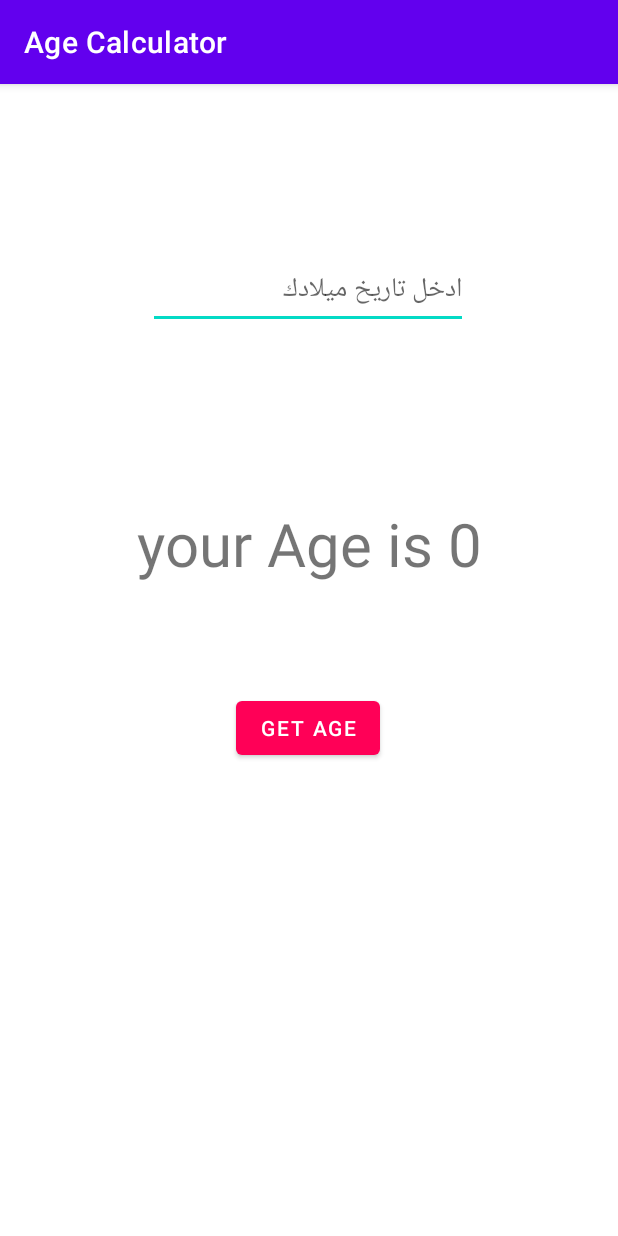
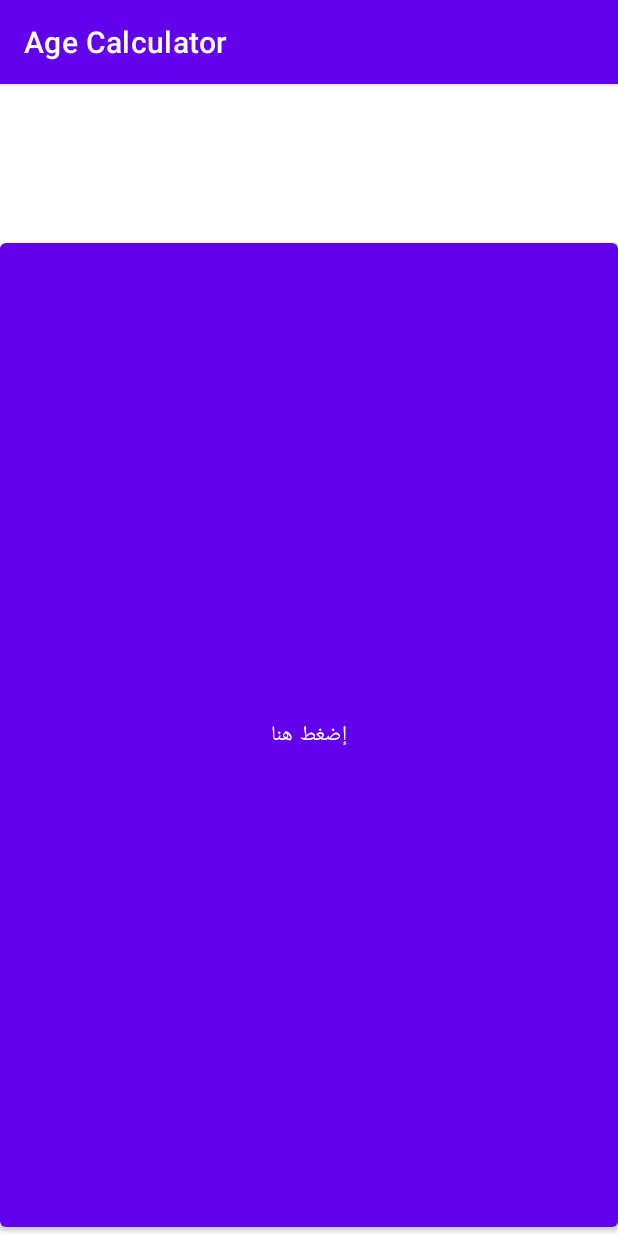
Before and after one commit to MosTafaHoSamm/age_calculator_native, an Android app: the screen it shows after launch (MainActivity), on a phone screen of 412 x 824 dp. Run offline under Robolectric (Android 15) with nearby library versions, the phone set to English and light mode, and no system bars.

Commit message:
relatie layout

```diff
--- a/app/src/main/java/com/mostafa/agecalculator/MainActivity.kt
+++ b/app/src/main/java/com/mostafa/agecalculator/MainActivity.kt
@@ -11,22 +11,10 @@ class MainActivity : AppCompatActivity() {
         super.onCreate(savedInstanceState)
         setContentView(R.layout.activity_main)
 
-        button.setOnClickListener {
 
-
-            try {
-                val birth: Int = editTextNumber.text.toString().toInt()
-                val age: Int = Calendar.getInstance().get(Calendar.YEAR) - birth
-                textView.text = age.toString()
-                println("Done Done ")
-            } catch (e: NumberFormatException) {
-                println("Error : $e")
 
 
             }
 
 
         }
-
-    }
-}
--- a/app/src/main/res/layout/activity_main.xml
+++ b/app/src/main/res/layout/activity_main.xml
@@ -1,46 +1,23 @@
-<?xml version="1.0" encoding="utf-8"?>
-<androidx.constraintlayout.widget.ConstraintLayout xmlns:android="http://schemas.android.com/apk/res/android"
-    xmlns:app="http://schemas.android.com/apk/res-auto"
-    xmlns:tools="http://schemas.android.com/tools"
-    android:layout_width="match_parent"
+<RelativeLayout xmlns:android="http://schemas.android.com/apk/res/android"
+
     android:layout_height="match_parent"
-    tools:context=".MainActivity">
+    android:layout_width="match_parent">
 
-    <EditText
-        android:id="@+id/editTextNumber"
+    <Button
+        android:id="@+id/button23"
         android:layout_width="wrap_content"
         android:layout_height="wrap_content"
-        android:layout_marginTop="112dp"
-        android:ems="10"
-        android:hint="ادخل تاريخ ميلادك"
-        android:inputType="number"
-        app:layout_constraintEnd_toEndOf="parent"
-        app:layout_constraintHorizontal_bias="0.497"
-        app:layout_constraintStart_toStartOf="parent"
-        app:layout_constraintTop_toTopOf="parent" />
+        android:layout_centerHorizontal="true"
+        android:layout_centerVertical="true"
 
-    <TextView
-        android:id="@+id/textView"
-        android:textAllCaps="false"
-         android:layout_width="wrap_content"
-        android:layout_height="wrap_content"
-        android:layout_marginTop="116dp"
-        android:textSize="40sp"
-        android:text="your Age is 0"
-        app:layout_constraintEnd_toEndOf="parent"
-        app:layout_constraintStart_toStartOf="parent"
-        app:layout_constraintTop_toBottomOf="@+id/editTextNumber" />
 
-    <Button
-        android:id="@+id/button"
-        android:layout_width="wrap_content"
-        android:layout_height="wrap_content"
-        android:text="Get Age"
-        app:backgroundTint="@color/button"
-        app:layout_constraintBottom_toBottomOf="parent"
-        app:layout_constraintEnd_toEndOf="parent"
-        app:layout_constraintHorizontal_bias="0.498"
-        app:layout_constraintStart_toStartOf="parent"
-        app:layout_constraintTop_toBottomOf="@+id/textView"
-        app:layout_constraintVertical_bias="0.186" />
-</androidx.constraintlayout.widget.ConstraintLayout>
+        android:layout_alignParentStart="true"
+        android:layout_alignParentTop="true"
+        android:layout_alignParentEnd="true"
+        android:layout_alignParentBottom="true"
+
+
+        android:layout_centerInParent="true"
+        android:layout_marginTop="100dp"
+         android:text="@string/press" />
+</RelativeLayout>
--- a/app/src/main/res/values/strings.xml
+++ b/app/src/main/res/values/strings.xml
@@ -1,3 +1,5 @@
 <resources>
     <string name="app_name">Age Calculator</string>
+    <string name="press">إضغط هنا</string>
+    <string name="press2">press Here</string>
 </resources>
```
